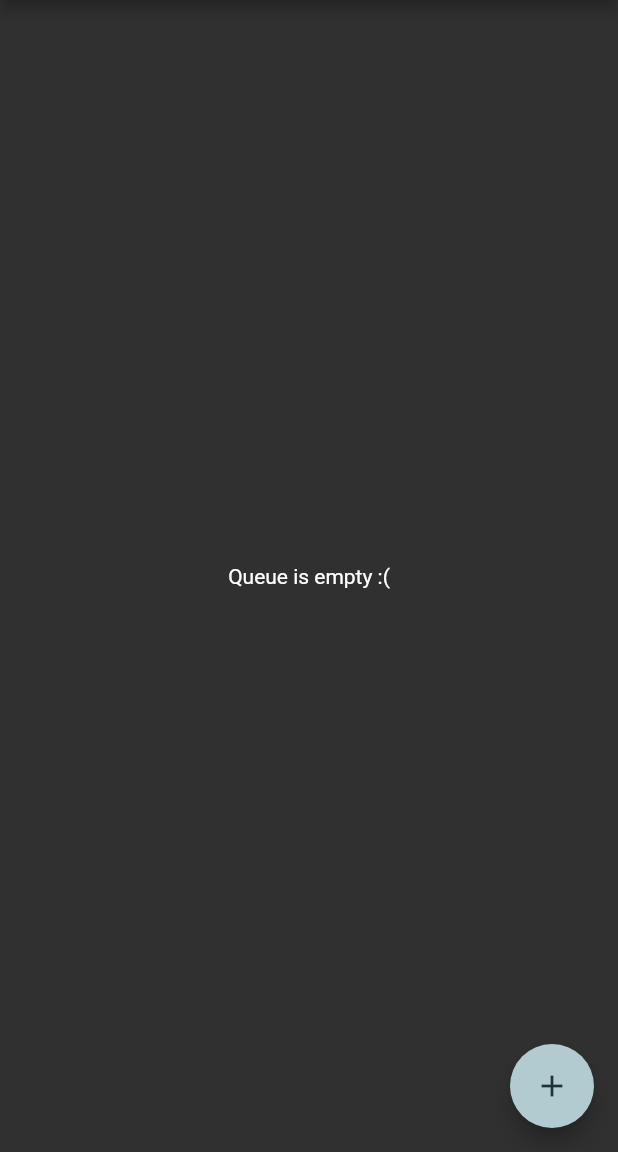
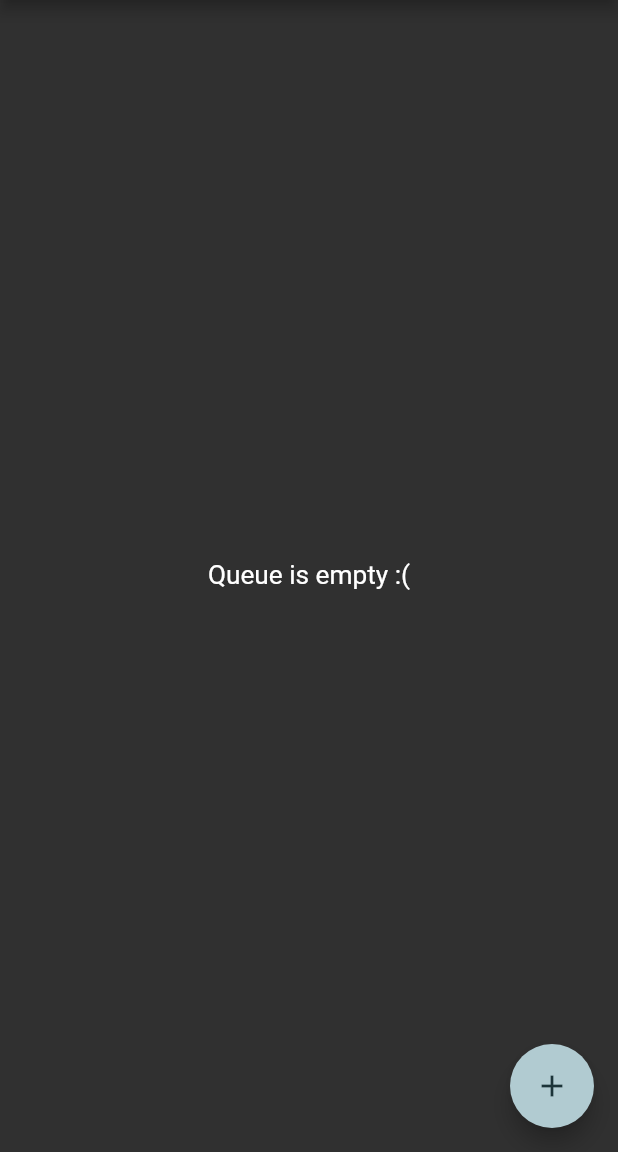
Before and after one commit to shillerben/file_player, a Flutter app: the screen it shows after launch, on a phone screen of 412 x 824 dp, the part 84-1236 px from its top. Run offline on Flutter 3.47's test engine with Material 2 defaults, Android fonts, the light colour scheme and no system bars; our stand-ins replace audio_video_progress_bar, file_picker, flutter_slidable, just_audio, just_audio_background; missing offline and left inert: audio_session.

Commit message:
Text tweak

```diff
--- a/lib/home_page.dart
+++ b/lib/home_page.dart
@@ -55,7 +55,10 @@ class MyHomePage extends StatelessWidget {
       body: Center(
         child: queue.isNotEmpty
             ? PlaylistView(queue: queue)
-            : const Text("Queue is empty :("),
+            : const Text(
+                "Queue is empty :(",
+                textScaleFactor: 1.25,
+              ),
       ),
       floatingActionButton: FloatingActionButton(
         onPressed: _addFileToQueue,
```
